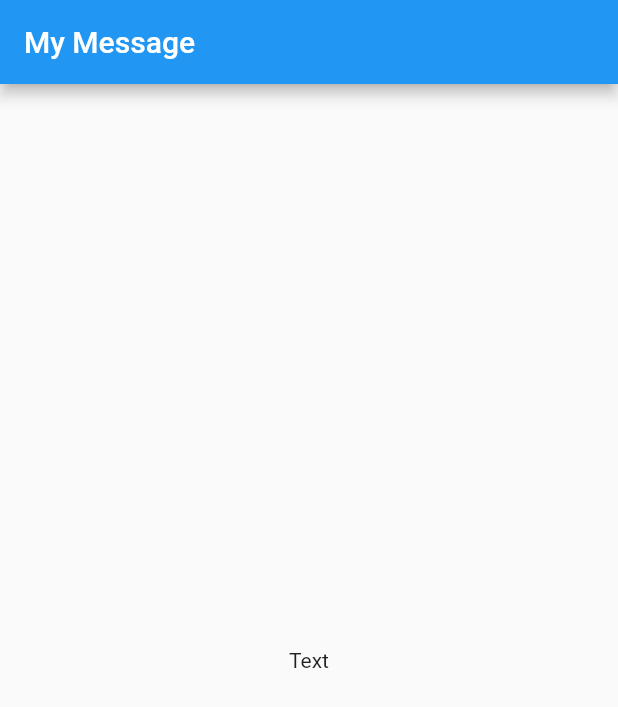
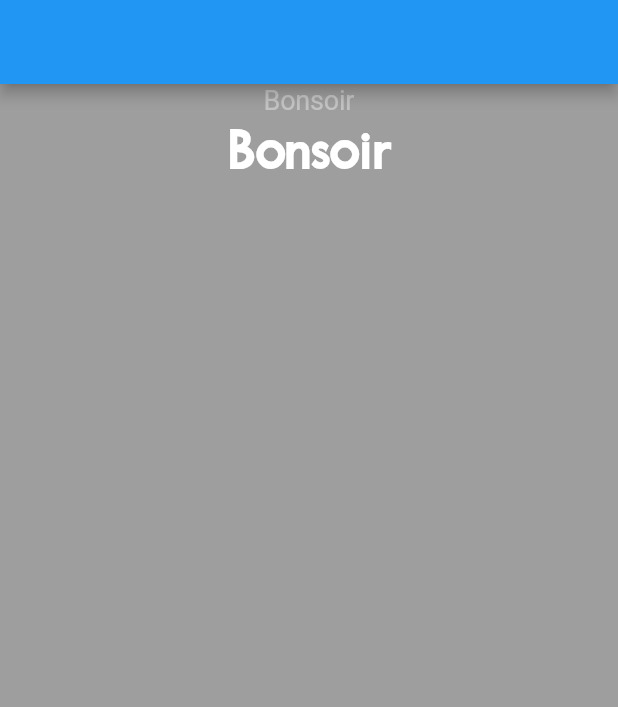
Before and after one commit to CaptainWeb1/my_message, a Flutter app: the screen it shows after launch, on a phone screen of 412 x 824 dp. Shown: the top 707 px of the screen. Run offline on Flutter 3.47's test engine with Material 2 defaults, Android fonts, the phone set to English and light mode, and no system bars; Roboto replaces fonts that are missing (Sana).

Commit message:
Add assets, theme, add files screens, custom button, Remove HomePage

```diff
--- a/lib/main.dart
+++ b/lib/main.dart
@@ -1,4 +1,5 @@
 import 'package:flutter/material.dart';
+import 'package:my_message/screens/sign_in_screen.dart';
 
 void main() {
   runApp(MyApp());
@@ -13,39 +14,8 @@ class MyApp extends StatelessWidget {
       theme: ThemeData(
         primarySwatch: Colors.blue,
       ),
-      home: MyHomePage(title: 'My Message'),
+      home: SignInScreen(),
       debugShowCheckedModeBanner: false,
     );
   }
 }
-
-class MyHomePage extends StatefulWidget {
-  MyHomePage({Key? key, required this.title}) : super(key: key);
-
-  final String title;
-
-  @override
-  _MyHomePageState createState() => _MyHomePageState();
-}
-
-class _MyHomePageState extends State<MyHomePage> {
-
-  @override
-  Widget build(BuildContext context) {
-    return Scaffold(
-      appBar: AppBar(
-        title: Text(widget.title),
-      ),
-      body: Center(
-        child: Column(
-          mainAxisAlignment: MainAxisAlignment.center,
-          children: <Widget>[
-            Text(
-              'Text',
-            ),
-          ],
-        ),
-      ), // This trailing comma makes auto-formatting nicer for build methods.
-    );
-  }
-}
--- /dev/null
+++ b/lib/resources/themes.dart
@@ -0,0 +1,57 @@
+
+import 'package:flutter/material.dart';
+
+ThemeData theme = ThemeData(
+  fontFamily: 'Sana',
+  primaryColor: MyColors.primary
+);
+
+class MyColors {
+  static const Color backgroundPage = const Color(0xff282828);
+  static const Color primary = const Color(0xff46e288);
+  static const Color hover = const Color(0xff00e25e);
+  static const Color containerColor = const Color(0xff474747);
+  static const Color bodyText = const Color(0xffc4c4c4);
+  static const Color iconColors = Color.fromRGBO(0,0,0,0.32);
+}
+
+class MyTextStyles {
+  static const TextStyle title1 = const TextStyle(
+    fontFamily: 'PureBold',
+    fontSize: 40,
+    color: const Color(0xffffffff),
+    letterSpacing: -0.48,
+    fontWeight: FontWeight.w700,
+  );
+  static const TextStyle body = const TextStyle(
+    fontFamily: 'Sana',
+    fontSize: 18,
+    color: const Color(0xffc4c4c4),
+    letterSpacing: -0.14,
+  );
+  static const TextStyle buttonPlaceHolder = const TextStyle(
+    fontFamily: 'Sana',
+    fontSize: 21,
+    color: const Color(0xff898989),
+    letterSpacing: -0.168,
+    shadows: [
+      Shadow(
+        color: const Color(0x29000000),
+        offset: Offset(0, 3),
+        blurRadius: 6,
+      )
+    ],
+  );
+  static const TextStyle bodyLink = const TextStyle(
+    fontFamily: 'Sana',
+    fontSize: 18,
+    color: const Color(0xff46e288),
+    letterSpacing: -0.14,
+  );
+  static const TextStyle date = const TextStyle(
+    fontFamily: 'Hiragino Sans',
+    fontSize: 8,
+    color: const Color(0xff717171),
+  );
+
+}
--- /dev/null
+++ b/lib/screens/sign_in_screen.dart
@@ -0,0 +1,31 @@
+
+import 'package:flutter/material.dart';
+import 'package:my_message/resources/themes.dart';
+
+class SignInScreen extends StatelessWidget {
+  const SignInScreen() : super();
+
+  @override
+  Widget build(BuildContext context) {
+    return Scaffold(
+      appBar: AppBar(),
+      body: Container(
+        color: Colors.grey,
+        child: Center(
+          child: Column(
+            children: [
+              Text(
+                "Bonsoir",
+                style: MyTextStyles.body,
+              ),
+              Text(
+                "Bonsoir",
+                style: MyTextStyles.title1,
+              ),
+            ],
+          ),
+        ),
+      ),
+    );
+  }
+}
```
Also changed, not shown: lib/resources/strings.dart (added, +45 -0 lines), lib/screens/chat_screen.dart (added, +11 -0 lines), lib/screens/messages_screen.dart (added, +10 -0 lines), lib/screens/sign_up_screen.dart (added, +13 -0 lines), lib/widgets/button_widget.dart (added, +16 -0 lines), pubspec.yaml (+10 -12 lines), assets/fonts/Pure-ThinDuranGo.ttf (added), pubspec.lock, 1 other file.
